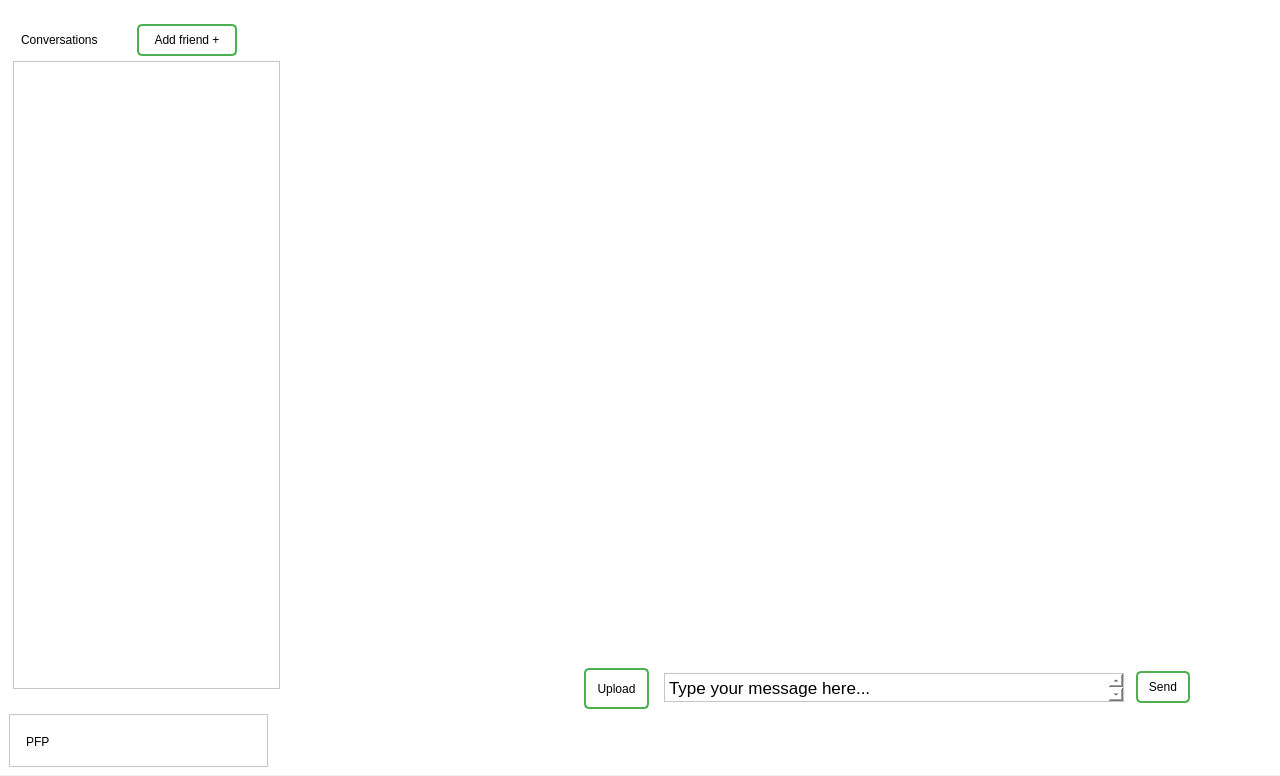
JustinGetty/LotusAppClient, file Forms/mainwindow.ui: the form before one commit.
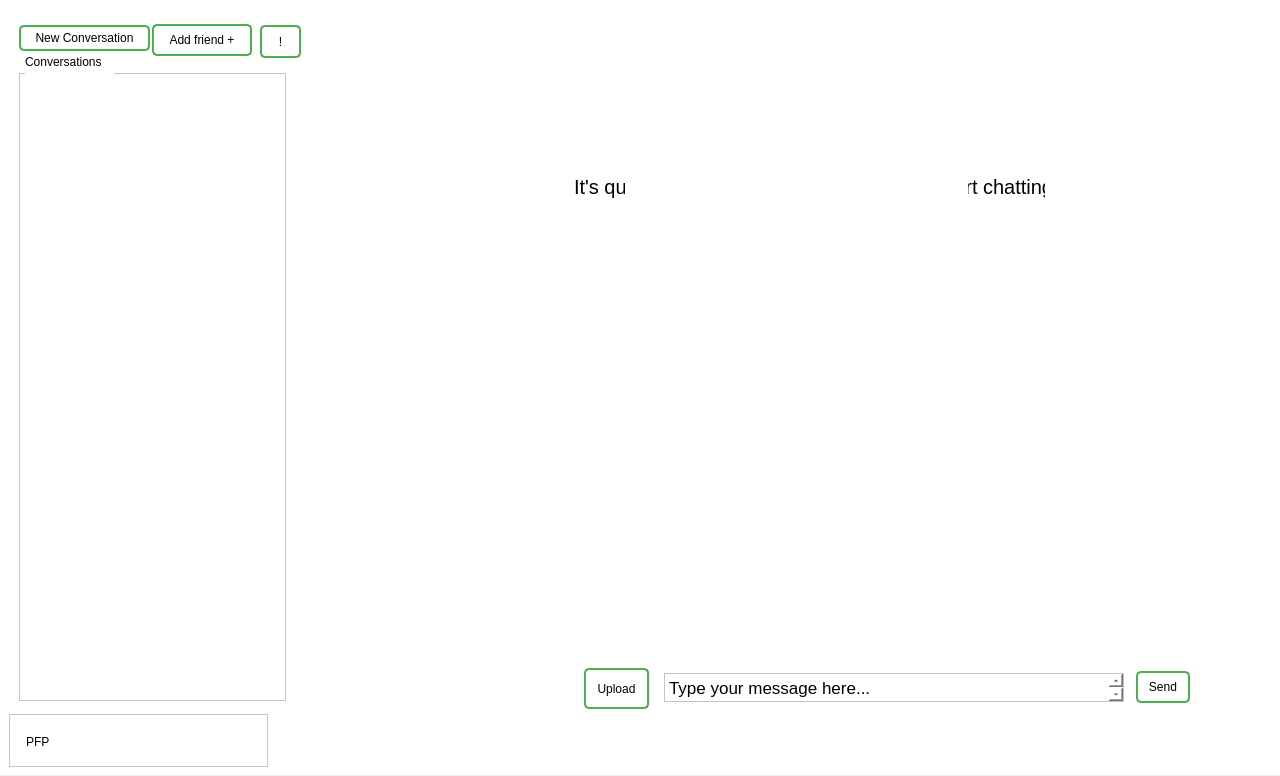
The form after the commit.

The edit to the form file:
```diff
--- a/Forms/mainwindow.ui
+++ b/Forms/mainwindow.ui
@@ -649,8 +649,8 @@
       <widget class="QScrollArea" name="scrollAreaMainPageFriends">
        <property name="geometry">
         <rect>
-         <x>13</x>
-         <y>62</y>
+         <x>19</x>
+         <y>74</y>
          <width>267</width>
          <height>628</height>
         </rect>
@@ -672,8 +672,8 @@
       <widget class="QLabel" name="label_6">
        <property name="geometry">
         <rect>
-         <x>21</x>
-         <y>27</y>
+         <x>25</x>
+         <y>49</y>
          <width>89</width>
          <height>27</height>
         </rect>
@@ -690,7 +690,7 @@
       <widget class="QPushButton" name="add_friend_window_btn">
        <property name="geometry">
         <rect>
-         <x>137</x>
+         <x>152</x>
          <y>25</y>
          <width>100</width>
          <height>32</height>
@@ -717,10 +717,10 @@
        <widget class="QLabel" name="EmptyChatLabel">
         <property name="geometry">
          <rect>
-          <x>287</x>
-          <y>185</y>
-          <width>340</width>
-          <height>52</height>
+          <x>249</x>
+          <y>144</y>
+          <width>471</width>
+          <height>70</height>
          </rect>
         </property>
         <property name="styleSheet">
@@ -730,9 +730,56 @@
 }</string>
         </property>
         <property name="text">
-         <string/>
+         <string>It's quiet here. Click on a conversation to start chatting!</string>
         </property>
        </widget>
+       <widget class="QWidget" name="AddToConversationParentWidget" native="true">
+        <property name="geometry">
+         <rect>
+          <x>300</x>
+          <y>108</y>
+          <width>343</width>
+          <height>488</height>
+         </rect>
+        </property>
+       </widget>
+      </widget>
+      <widget class="QPushButton" name="RefreshConversations">
+       <property name="geometry">
+        <rect>
+         <x>260</x>
+         <y>26</y>
+         <width>41</width>
+         <height>33</height>
+        </rect>
+       </property>
+       <property name="styleSheet">
+        <string notr="true">QPushButton
+{
+	color: #000000;
+}</string>
+       </property>
+       <property name="text">
+        <string>!</string>
+       </property>
+      </widget>
+      <widget class="QPushButton" name="NewConversationButton">
+       <property name="geometry">
+        <rect>
+         <x>19</x>
+         <y>26</y>
+         <width>131</width>
+         <height>26</height>
+        </rect>
+       </property>
+       <property name="styleSheet">
+        <string notr="true">QPushButton{
+ color: #000000;
+}</string>
+       </property>
+       <property name="text">
+        <string>New Conversation</string>
+       </property>
       </widget>
       <zorder>TextBrowserParentWidget</zorder>
       <zorder>Send_Message_Button</zorder>
@@ -742,6 +789,8 @@
       <zorder>scrollAreaMainPageFriends</zorder>
       <zorder>label_6</zorder>
       <zorder>add_friend_window_btn</zorder>
+      <zorder>RefreshConversations</zorder>
+      <zorder>NewConversationButton</zorder>
      </widget>
     </widget>
     <widget class="QWidget" name="login_window">
@@ -1356,6 +1405,42 @@
         </property>
        </widget>
       </widget>
+      <widget class="QScrollArea" name="scroll_area_friends_list">
+       <property name="geometry">
+        <rect>
+         <x>897</x>
+         <y>121</y>
+         <width>276</width>
+         <height>519</height>
+        </rect>
+       </property>
+       <property name="widgetResizable">
+        <bool>true</bool>
+       </property>
+       <widget class="QWidget" name="scrollAreaWidgetContents_4">
+        <property name="geometry">
+         <rect>
+          <x>0</x>
+          <y>0</y>
+          <width>274</width>
+          <height>517</height>
+         </rect>
+        </property>
+       </widget>
+      </widget>
+      <widget class="QLabel" name="label_10">
+       <property name="geometry">
+        <rect>
+         <x>974</x>
+         <y>80</y>
+         <width>91</width>
+         <height>21</height>
+        </rect>
+       </property>
+       <property name="text">
+        <string>Friends List</string>
+       </property>
+      </widget>
      </widget>
     </widget>
     <widget class="QWidget" name="create_account">
```
